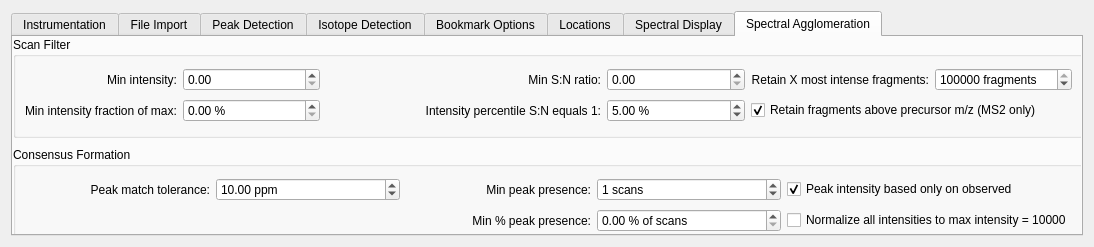
This is src/maven/forms/settingsform.ui in eugenemel/maven as Qt 5 draws it before an edit. The edited form follows.
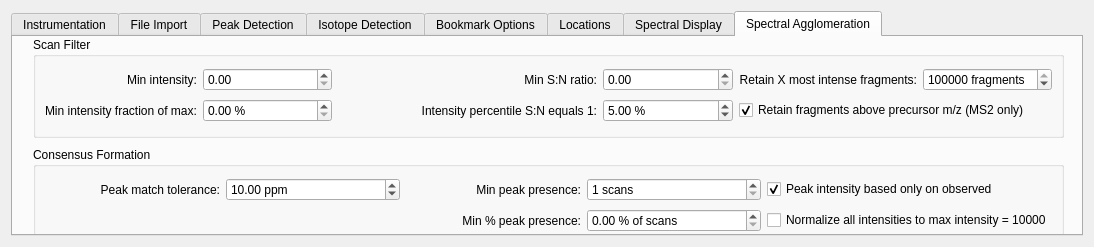
This is the edited form. The open tabs and pages were chosen to show the change. Icons and pictures are not drawn.

Commit message: Issue 189: Start hooking values from new options into settings form.

Patch:
```diff
--- a/src/maven/forms/settingsform.ui
+++ b/src/maven/forms/settingsform.ui
@@ -1111,9 +1111,9 @@
       <widget class="QGroupBox" name="groupBox_2">
        <property name="geometry">
         <rect>
-         <x>0</x>
+         <x>20</x>
          <y>0</y>
-         <width>1071</width>
+         <width>1031</width>
          <height>101</height>
         </rect>
        </property>
@@ -1227,7 +1227,11 @@
          </widget>
         </item>
         <item row="0" column="4">
-         <widget class="QDoubleSpinBox" name="spnScanFilterMinSN"/>
+         <widget class="QDoubleSpinBox" name="spnScanFilterMinSN">
+          <property name="maximum">
+           <double>99999999.000000000000000</double>
+          </property>
+         </widget>
         </item>
         <item row="0" column="2" colspan="2">
          <widget class="QLabel" name="lblScanFilterMinSN">
@@ -1244,9 +1248,9 @@
       <widget class="QGroupBox" name="groupBox_5">
        <property name="geometry">
         <rect>
-         <x>0</x>
+         <x>20</x>
          <y>110</y>
-         <width>1071</width>
+         <width>1031</width>
          <height>101</height>
         </rect>
        </property>
@@ -1295,6 +1299,9 @@
           <property name="suffix">
            <string> scans</string>
           </property>
+          <property name="minimum">
+           <number>1</number>
+          </property>
           <property name="maximum">
            <number>999999</number>
           </property>
```
Left out of the diff: 7 changed lines with no effect on the pictures. The commit also changes 1 other file.
